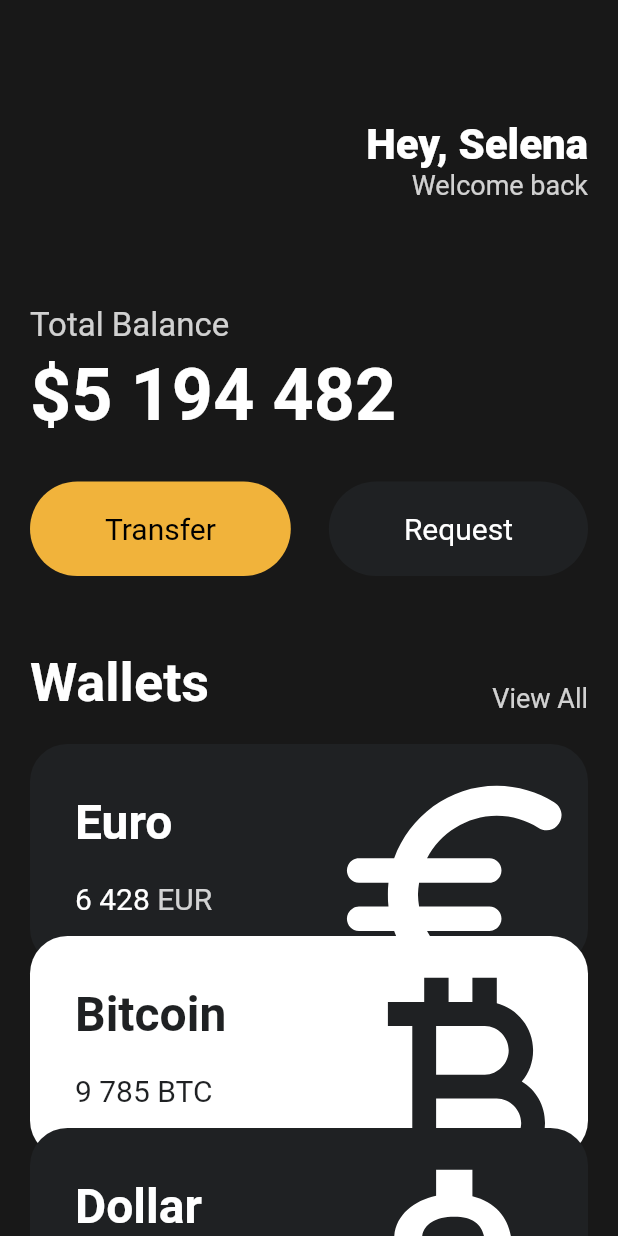
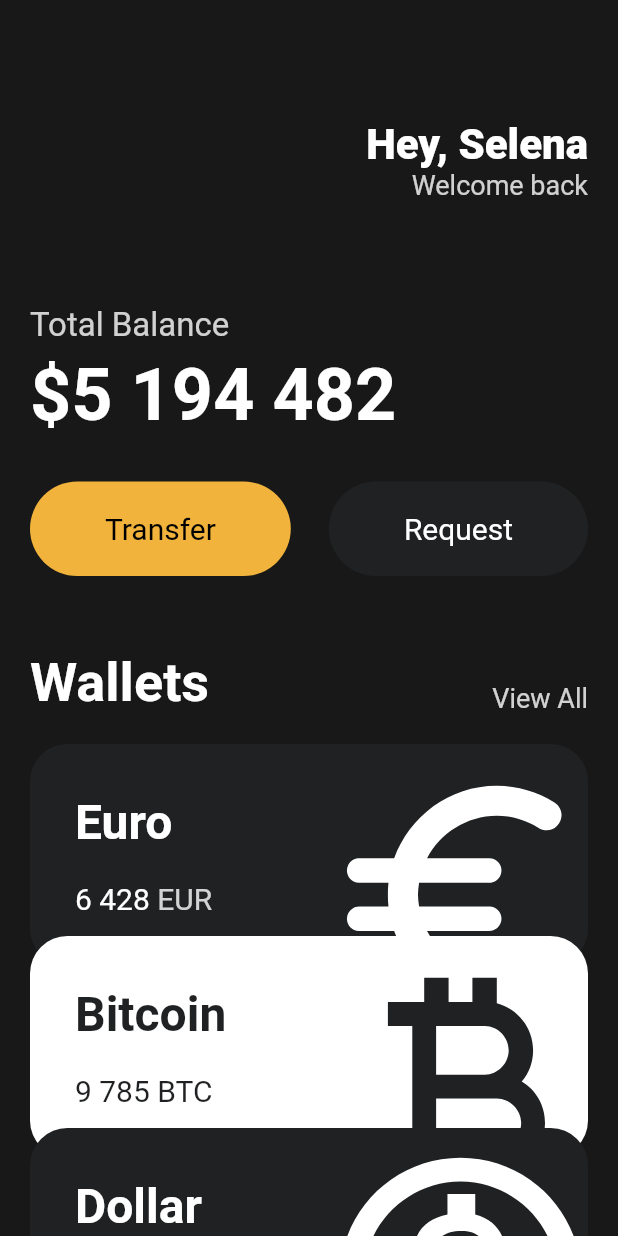
Before and after one commit to joseph-106/toonflix, a Flutter app: the screen it shows after launch, on a phone screen of 412 x 824 dp. Run offline on Flutter 3.47's test engine with Material 2 defaults, Android fonts, the phone set to English and light mode, and no system bars.

Commit message:
Code Challenge

```diff
--- a/lib/main.dart
+++ b/lib/main.dart
@@ -115,32 +115,29 @@ class App extends StatelessWidget {
                 const SizedBox(
                   height: 20,
                 ),
-                const CurrencyCard(
+                CurrencyCard(
                   name: 'Euro',
                   code: 'EUR',
                   amount: '6 428',
                   icon: Icons.euro_rounded,
                   isInverted: false,
+                  order: 0,
                 ),
-                Transform.translate(
-                  offset: const Offset(0, -20),
-                  child: const CurrencyCard(
+                CurrencyCard(
                   name: 'Bitcoin',
                   code: 'BTC',
                   amount: '9 785',
                   icon: Icons.currency_bitcoin,
                   isInverted: true,
+                  order: 1,
                 ),
-                ),
-                Transform.translate(
-                  offset: const Offset(0, -40),
-                  child: const CurrencyCard(
+                CurrencyCard(
                   name: 'Dollar',
                   code: 'USD',
                   amount: '428',
-                    icon: Icons.attach_money_outlined,
+                  icon: Icons.monetization_on_outlined,
                   isInverted: false,
-                  ),
+                  order: 2,
                 ),
               ],
             ),
--- a/lib/widgets/currency_card.dart
+++ b/lib/widgets/currency_card.dart
@@ -4,21 +4,26 @@ class CurrencyCard extends StatelessWidget {
   final String name, code, amount;
   final IconData icon;
   final bool isInverted;
+  final int order;
 
   final _blackColor = const Color(0xFF1F2123);
+  final List<double> translateValues = [0, -20, -40];
 
-  const CurrencyCard({
+  CurrencyCard({
     super.key,
     required this.name,
     required this.code,
     required this.amount,
     required this.icon,
     required this.isInverted,
+    required this.order,
   });
 
   @override
   Widget build(BuildContext context) {
-    return Container(
+    return Transform.translate(
+      offset: Offset(0, translateValues[order]),
+      child: Container(
         clipBehavior: Clip.hardEdge,
         decoration: BoxDecoration(
           color: isInverted ? Colors.white : _blackColor,
@@ -85,6 +90,7 @@ class CurrencyCard extends StatelessWidget {
             ],
           ),
         ),
+      ),
     );
   }
 }
```
Lines whose indentation alone changed are shown as unchanged.
